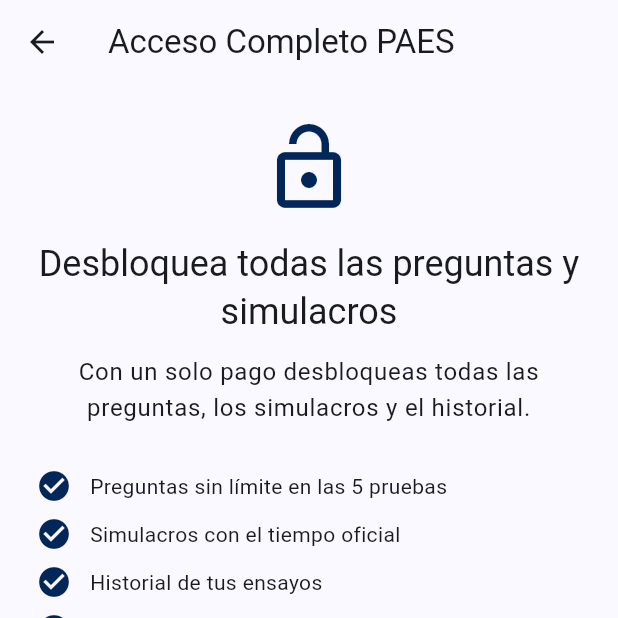
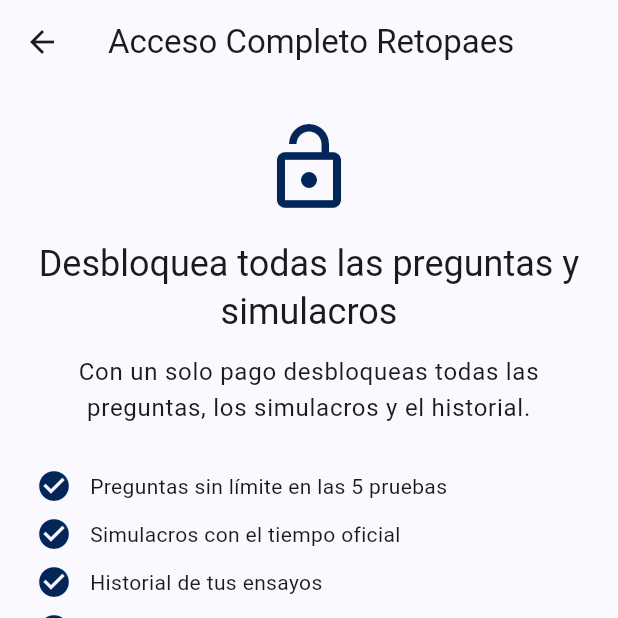
Before and after one commit to labappsch-create/Paes, a Flutter app: the PaywallScreen screen opened directly, on a phone screen of 412 x 824 dp, the top half of it. Run offline on Flutter 3.47's test engine with Material 3 defaults, Android fonts, the phone set to English and light mode, and no system bars; our stand-ins replace clock, flutter_riverpod, in_app_purchase, material_ui, shared_preferences, webview_flutter; accounts and stored records are empty.

Commit message:
Producto de pago: «Acceso Completo Retopaes» (ID acceso_completo_retopaes)

```diff
--- a/lib/core/constants.dart
+++ b/lib/core/constants.dart
@@ -16,8 +16,8 @@ const int freeSimulacroLimit = 1;
 
 /// Identificador del producto en Google Play y App Store.
 /// Debe crearse con este mismo nombre como producto "no consumible"
-/// (compra única) llamado "Acceso Completo PAES".
-const String fullAccessProductId = 'acceso_completo_paes';
+/// (compra única) llamado "Acceso Completo Retopaes".
+const String fullAccessProductId = 'acceso_completo_retopaes';
 
 /// Precio que se muestra si la tienda aún no entrega el precio real.
 const String fallbackPriceLabel = r'$4.000 CLP';
--- a/lib/presentation/purchase_controller.dart
+++ b/lib/presentation/purchase_controller.dart
@@ -39,7 +39,7 @@ class PurchaseUiState {
   }
 }
 
-/// Maneja la compra única "Acceso Completo PAES" (producto no consumible):
+/// Maneja la compra única "Acceso Completo Retopaes" (producto no consumible):
 /// consulta el producto, compra, restaura y guarda el resultado.
 class PurchaseController extends Notifier<PurchaseUiState> {
   final InAppPurchase _iap = InAppPurchase.instance;
--- a/lib/presentation/screens/paywall_screen.dart
+++ b/lib/presentation/screens/paywall_screen.dart
@@ -27,7 +27,7 @@ class PaywallScreen extends ConsumerWidget {
     return PopScope(
       canPop: !purchase.loading,
       child: Scaffold(
-        appBar: AppBar(title: const Text('Acceso Completo PAES')),
+        appBar: AppBar(title: const Text('Acceso Completo Retopaes')),
         body: SafeArea(
           child: ListView(
             padding: const EdgeInsets.all(24),
```
Also changed, not shown: 1 other file.
